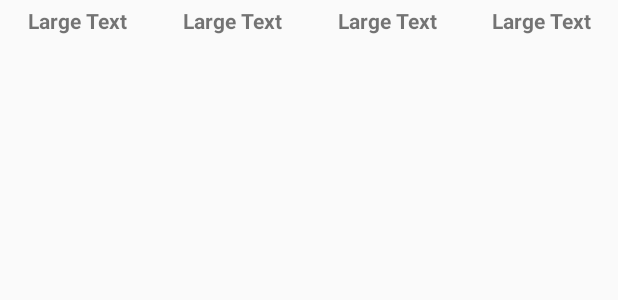
After one commit to eni-causer-a/workshop-1, an Android app: the layout row_title.xml on its own in the app's theme, with its tools: preview values and no code run, on a phone screen of 412 x 824 dp. The commit adds this screen. Shown: the top 300 px of the screen. Run offline under Robolectric (Android 15) with nearby library versions, the phone set to English and light mode, and no system bars.

Commit message:
modifi esthétique

```diff
--- /dev/null
+++ b/app/src/main/res/layout/row_title.xml
@@ -0,0 +1,47 @@
+<?xml version="1.0" encoding="utf-8"?>
+<LinearLayout
+    xmlns:android="http://schemas.android.com/apk/res/android"
+    android:layout_width="match_parent"
+    android:layout_height="match_parent"
+    android:weightSum="4"> <!-- nombre de colonnes -->
+
+    <TextView
+        android:id="@+id/textViewCol1"
+        android:layout_width="fill_parent"
+        android:layout_height="wrap_content"
+        android:text="Large Text"
+        android:layout_weight="1"
+        android:gravity="center"
+        android:padding="4dp"
+        android:textStyle="bold"
+        android:textAppearance="?android:attr/textAppearanceSmall" />
+
+    <TextView
+        android:id="@+id/textViewCol2"
+        android:layout_width="fill_parent"
+        android:layout_height="wrap_content"
+        android:text="Large Text"
+        android:layout_weight="1"
+        android:gravity="center"
+        android:textStyle="bold"
+        android:textAppearance="?android:attr/textAppearanceSmall" />
+    <TextView
+        android:id="@+id/textViewCol3"
+        android:layout_width="fill_parent"
+        android:layout_height="wrap_content"
+        android:text="Large Text"
+        android:layout_weight="1"
+        android:gravity="center"
+        android:textStyle="bold"
+        android:textAppearance="?android:attr/textAppearanceSmall" />
+    <TextView
+        android:id="@+id/textViewCol4"
+        android:layout_width="fill_parent"
+        android:layout_height="wrap_content"
+        android:text="Large Text"
+        android:layout_weight="1"
+        android:gravity="center"
+        android:textStyle="bold"
+        android:textAppearance="?android:attr/textAppearanceSmall" />
+
+</LinearLayout>
```
Also changed, not shown: app/src/main/java/com/gfi/appcommercial/activity/ListActivity.java (+3 -4 lines), app/src/main/res/layout/activity_list.xml (+61 -61 lines).
